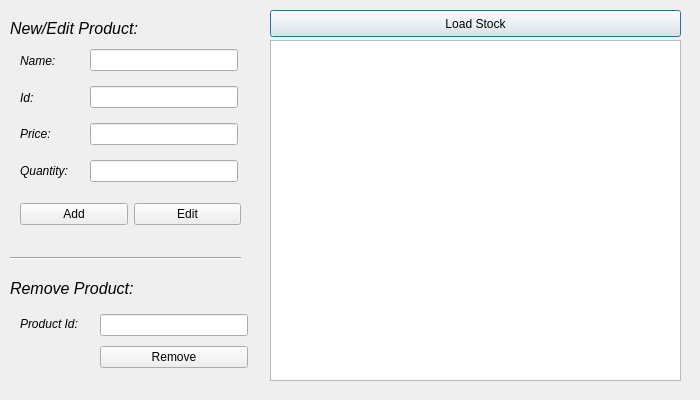
This is stock.ui in sbvb/QtRetail as Qt 5 draws it before an edit. The edited form follows.
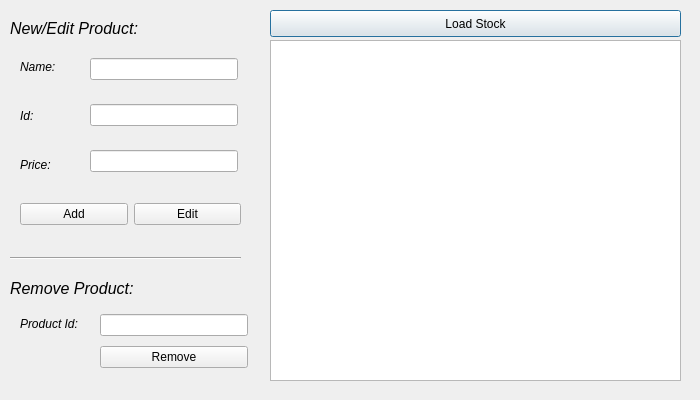
This is the edited form.

What changed in the file:
```diff
--- a/stock.ui
+++ b/stock.ui
@@ -107,7 +107,7 @@
     <string>Load Stock</string>
    </property>
   </widget>
-  <widget class="QWidget" name="">
+  <widget class="QWidget" name="layoutWidget">
    <property name="geometry">
     <rect>
      <x>20</x>
@@ -157,23 +157,9 @@
       </property>
      </widget>
     </item>
-    <item>
-     <widget class="QLabel" name="label_7">
-      <property name="font">
-       <font>
-        <weight>50</weight>
-        <italic>true</italic>
-        <bold>false</bold>
-       </font>
-      </property>
-      <property name="text">
-       <string>Quantity:</string>
-      </property>
-     </widget>
-    </item>
    </layout>
   </widget>
-  <widget class="QWidget" name="">
+  <widget class="QWidget" name="layoutWidget">
    <property name="geometry">
     <rect>
      <x>90</x>
@@ -192,12 +178,9 @@
     <item>
      <widget class="QLineEdit" name="stockPrice"/>
     </item>
-    <item>
-     <widget class="QLineEdit" name="stockQuantity"/>
-    </item>
    </layout>
   </widget>
-  <widget class="QWidget" name="">
+  <widget class="QWidget" name="layoutWidget">
    <property name="geometry">
     <rect>
      <x>20</x>
@@ -234,7 +217,7 @@
     </item>
    </layout>
   </widget>
-  <widget class="QWidget" name="">
+  <widget class="QWidget" name="layoutWidget">
    <property name="geometry">
     <rect>
      <x>100</x>
```
